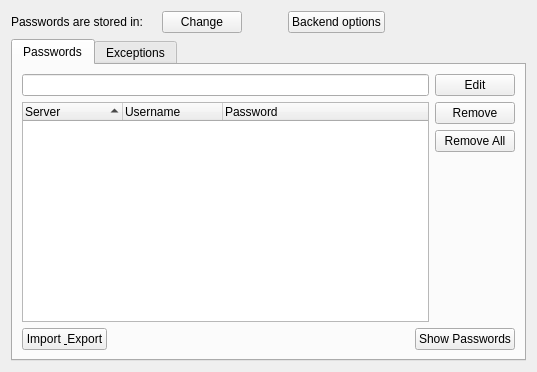
Old version of the form src/lib/preferences/autofillmanager.ui in the repository Tauzun/midori-web-.
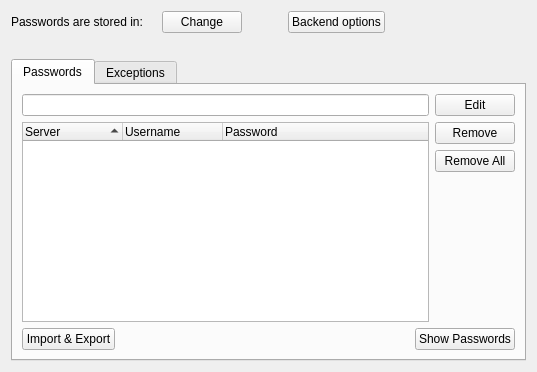
New version of the form. Custom widgets are drawn as their Qt base class.

Patch:
```diff
--- a/src/lib/preferences/autofillmanager.ui
+++ b/src/lib/preferences/autofillmanager.ui
@@ -74,6 +74,19 @@
      </item>
     </layout>
    </item>
+   <item>
+    <spacer name="horizontalSpacer_3">
+     <property name="orientation">
+      <enum>Qt::Horizontal</enum>
+     </property>
+     <property name="sizeHint" stdset="0">
+      <size>
+       <width>40</width>
+       <height>20</height>
+      </size>
+     </property>
+    </spacer>
+   </item>
    <item>
     <widget class="QTabWidget" name="tabWidget">
      <property name="focusPolicy">
@@ -126,7 +139,7 @@
             </sizepolicy>
            </property>
            <property name="text">
-            <string>Import &amp; Export</string>
+            <string>Import &amp;&amp; Export</string>
            </property>
           </widget>
          </item>
```
Left out of the diff: 27 changed lines with no effect on the pictures.
